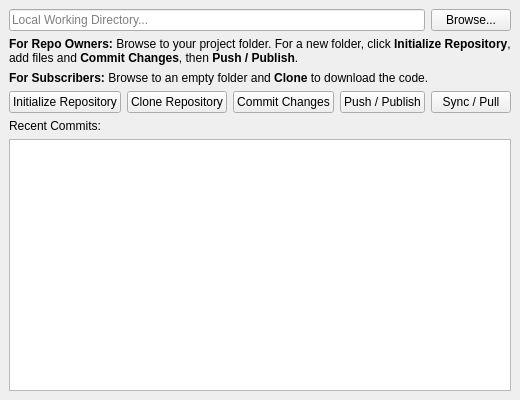
Old version of the form gui/GitWidget.ui in the repository defnax/retroGit.
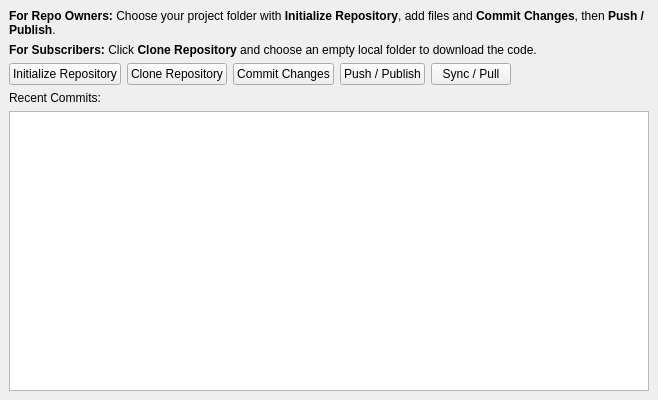
New version of the form. Icons and pictures are not drawn.

Commit message:
Improve repository setup dialogs and action visibility
- Move initialize and clone path selection into popup dialogs
- Remove the inline path field and Browse button
- Hide Initialize after setup and Clone on owned repositories
- Hide Clone after a repository is cloned
- Disable Sync / Pull until a valid local repository exists

Diff of the .ui file:
```diff
--- a/gui/GitWidget.ui
+++ b/gui/GitWidget.ui
@@ -6,7 +6,7 @@
    <rect>
     <x>0</x>
     <y>0</y>
-    <width>500</width>
+    <width>658</width>
     <height>400</height>
    </rect>
   </property>
@@ -29,28 +29,10 @@
    <property name="bottomMargin">
     <number>9</number>
    </property>
-   <item>
-    <layout class="QHBoxLayout" name="pathLayout">
-     <item>
-      <widget class="QLineEdit" name="mLocalPathEdit">
-       <property name="placeholderText">
-        <string>Local Working Directory...</string>
-       </property>
-      </widget>
-     </item>
-     <item>
-      <widget class="QPushButton" name="mBtnBrowse">
-       <property name="text">
-        <string>Browse...</string>
-       </property>
-      </widget>
-     </item>
-    </layout>
-   </item>
    <item>
     <widget class="QLabel" name="mLblOwnerInfo">
      <property name="text">
-      <string>&lt;b&gt;For Repo Owners:&lt;/b&gt; Browse to your project folder. For a new folder, click &lt;b&gt;Initialize Repository&lt;/b&gt;, add files and &lt;b&gt;Commit Changes&lt;/b&gt;, then &lt;b&gt;Push / Publish&lt;/b&gt;.</string>
+      <string>&lt;b&gt;For Repo Owners:&lt;/b&gt; Choose your project folder with &lt;b&gt;Initialize Repository&lt;/b&gt;, add files and &lt;b&gt;Commit Changes&lt;/b&gt;, then &lt;b&gt;Push / Publish&lt;/b&gt;.</string>
      </property>
      <property name="wordWrap">
       <bool>true</bool>
@@ -60,7 +42,7 @@
    <item>
     <widget class="QLabel" name="mLblSubscriberInfo">
      <property name="text">
-      <string>&lt;b&gt;For Subscribers:&lt;/b&gt; Browse to an empty folder and &lt;b&gt;Clone&lt;/b&gt; to download the code.</string>
+      <string>&lt;b&gt;For Subscribers:&lt;/b&gt; Click &lt;b&gt;Clone Repository&lt;/b&gt; and choose an empty local folder to download the code.</string>
      </property>
      <property name="wordWrap">
       <bool>true</bool>
@@ -108,6 +90,19 @@
        </property>
       </widget>
      </item>
+     <item>
+      <spacer name="horizontalSpacer">
+       <property name="orientation">
+        <enum>Qt::Horizontal</enum>
+       </property>
+       <property name="sizeHint" stdset="0">
+        <size>
+         <width>40</width>
+         <height>20</height>
+        </size>
+       </property>
+      </spacer>
+     </item>
     </layout>
    </item>
    <item>
```
Left out of the diff: 12 changed lines with no effect on the pictures. The commit also changes 5 other files.
